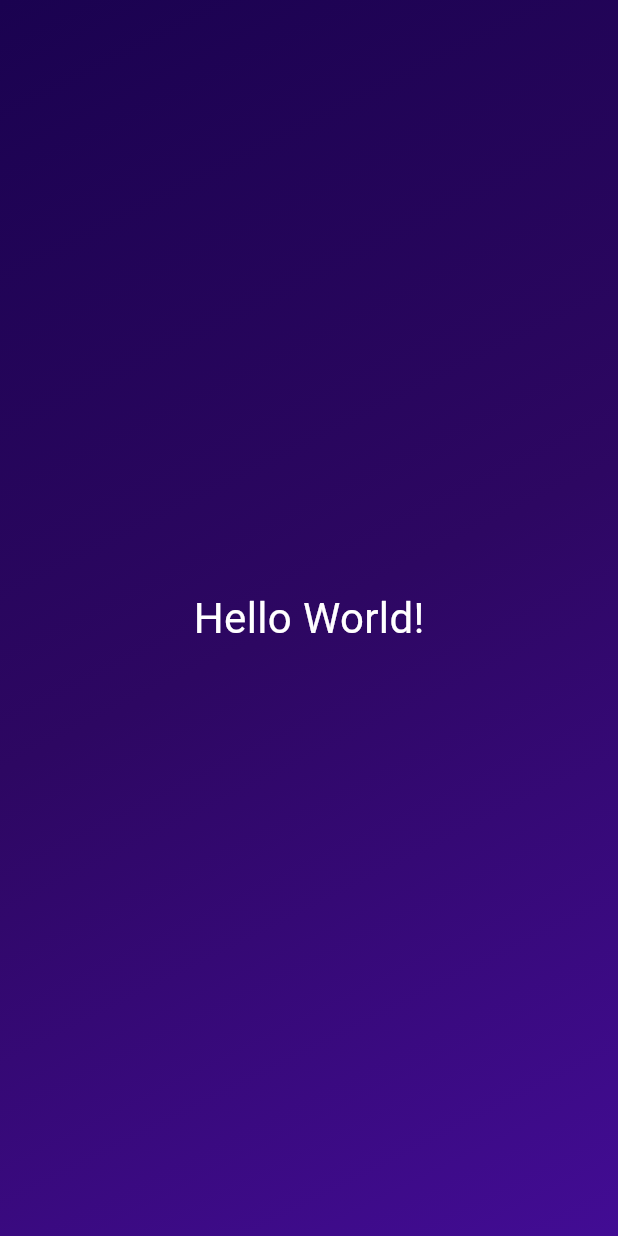
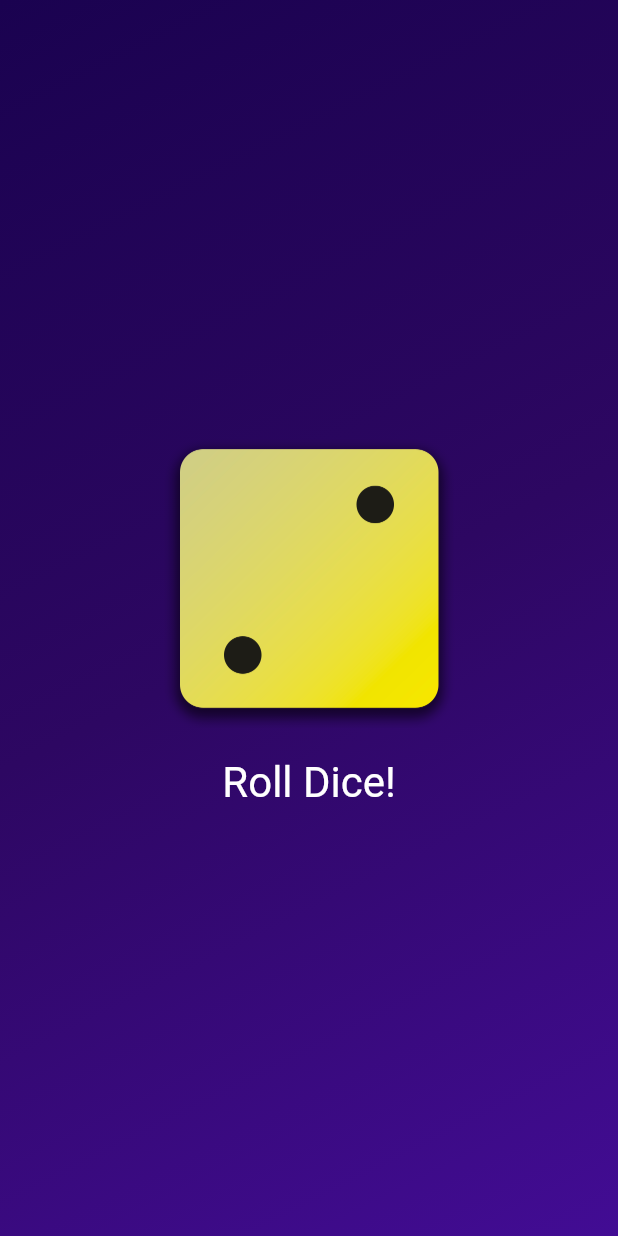
Before and after one commit to AhmadNasserx/Dice-Roll-App, a Flutter app: the screen it shows after launch, on a phone screen of 412 x 824 dp. Run offline on Flutter 3.47's test engine with Material 3 defaults, Android fonts, the phone set to English and light mode, and no system bars.

Commit message:
button styling

```diff
--- a/lib/gradient_container.dart
+++ b/lib/gradient_container.dart
@@ -1,5 +1,5 @@
 import 'package:flutter/material.dart';
-import 'package:first_app/styled_text.dart';
+
 
 const startAlignment = Alignment.topLeft;
 const endAlignment =  Alignment.bottomRight;
@@ -7,6 +7,9 @@ class GradientContainer extends StatelessWidget {
   const GradientContainer({super.key, required this.colors});
 
     final List<Color> colors;
+    rollDice() {
+
+    }
 
   @override
   Widget build(context) {
@@ -18,8 +21,25 @@ class GradientContainer extends StatelessWidget {
               end: endAlignment,
             ),
           ),
-          child: const Center(
-            child: StyledText('Hello World!')
+          child:  Center(
+            child: Column(
+              mainAxisSize:MainAxisSize.min ,
+              children: [
+                  Image.asset(
+                    'assets/images/dice-2.png', width: 200,
+                  ),
+                  TextButton(onPressed: rollDice
+                  ,
+                  style: TextButton.styleFrom(
+                    padding: EdgeInsets.only(top: 20,),
+                    foregroundColor: Colors.white,
+                   textStyle: const TextStyle(
+                    fontSize: 28,
+                    )),
+                   child: const Text(
+                    'Roll Dice!'),
+                   )
+            ],),
           ),
         );
   }
```
